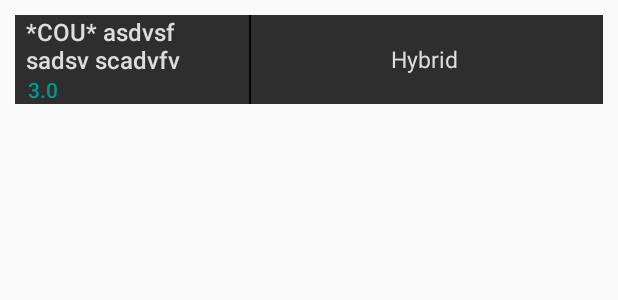
After one commit to tomoaki3284/WSUCourseHelperApp, an Android app: the layout course_layout.xml on its own in the app's theme, with its tools: preview values and no code run, on a phone screen of 412 x 824 dp. The commit adds this screen. Shown: the top 300 px of the screen. Run offline under Robolectric (Android 15) with nearby library versions, the phone set to English and light mode, and no system bars.

Commit message:
Progress: > Read JSON file correctly using AsyncTask > Display course content with good design with ArrayAdapter class

```diff
--- a/app/build.gradle
+++ b/app/build.gradle
@@ -30,4 +30,6 @@ dependencies {
     testImplementation 'junit:junit:4.12'
     androidTestImplementation 'androidx.test.ext:junit:1.1.0'
     androidTestImplementation 'androidx.test.espresso:espresso-core:3.1.1'
+    // https://mvnrepository.com/artifact/com.fasterxml.jackson.core/jackson-databind
+    compile group: 'com.fasterxml.jackson.core', name: 'jackson-databind', version: '2.11.0.rc1'
 }
--- a/app/src/main/AndroidManifest.xml
+++ b/app/src/main/AndroidManifest.xml
@@ -9,6 +9,7 @@
     android:roundIcon="@mipmap/ic_launcher_round"
     android:supportsRtl="true"
     android:theme="@style/AppTheme">
+
     <activity android:name=".MainActivity">
       <intent-filter>
         <action android:name="android.intent.action.MAIN" />
@@ -18,4 +19,6 @@
     </activity>
   </application>
 
+  <uses-permission android:name="android.permission.INTERNET" />
+
 </manifest>
--- /dev/null
+++ b/app/src/main/res/drawable/border.xml
@@ -0,0 +1,5 @@
+<?xml version="1.0" encoding="utf-8"?>
+<shape xmlns:android="http://schemas.android.com/apk/res/android"
+  android:shape="rectangle">
+  <stroke android:width="5dip" android:color="@android:color/black" />
+</shape>
--- /dev/null
+++ b/app/src/main/res/layout/course_layout.xml
@@ -0,0 +1,69 @@
+<?xml version="1.0" encoding="utf-8"?>
+<LinearLayout xmlns:android="http://schemas.android.com/apk/res/android"
+  xmlns:app="http://schemas.android.com/apk/res-auto"
+  android:orientation="horizontal"
+  android:weightSum="10"
+  android:layout_width="match_parent"
+  android:layout_height="wrap_content"
+  android:paddingLeft="5dp"
+  android:paddingRight="5dp"
+  android:layout_marginTop="10dp"
+  android:layout_marginBottom="10dp"
+  android:layout_marginRight="10dp"
+  android:layout_marginLeft="10dp"
+  android:background="#2e2e2e">
+
+  <LinearLayout
+    android:layout_width="match_parent"
+    android:layout_height="wrap_content"
+    android:orientation="vertical"
+    android:layout_weight="6">
+
+    <TextView
+      android:id="@+id/title"
+      android:layout_width="wrap_content"
+      android:maxWidth="180dp"
+      android:layout_height="match_parent"
+      android:maxHeight="40dp"
+      android:layout_weight="5"
+      android:paddingLeft="2dp"
+      android:paddingRight="2dp"
+      android:gravity="center_vertical"
+      android:textSize="16dp"
+      android:text="*COU* asdvsf sadsv scadvfv sadvf sdv sadfvc"
+      android:fontFamily="sans-serif-medium"
+      android:textColor="#DDDDDD"/>
+
+    <TextView
+      android:id="@+id/credit"
+      android:layout_width="wrap_content"
+      android:layout_height="wrap_content"
+      android:textSize="14dp"
+      android:text="3.0"
+      android:textColor="#029891"
+      android:fontFamily="sans-serif-medium"
+      android:paddingLeft="3dp"
+      android:paddingRight="3dp"/>
+  </LinearLayout>
+
+  <View
+    android:layout_width="1dp"
+    android:layout_height="match_parent"
+    android:background="@android:color/black"
+    android:layout_marginLeft="5dp"
+    android:layout_marginRight="5dp"/>
+
+  <TextView
+    android:id="@+id/timeContent"
+    android:layout_weight="4"
+    android:layout_width="match_parent"
+    android:layout_height="wrap_content"
+    android:paddingLeft="2dp"
+    android:paddingRight="2dp"
+    android:layout_gravity="center"
+    android:textAlignment="center"
+    android:textSize="15dp"
+    android:text="Hybrid "
+    android:textColor="#DDDDDD" />
+
+</LinearLayout>
--- a/app/src/main/res/values/styles.xml
+++ b/app/src/main/res/values/styles.xml
@@ -8,4 +8,10 @@
     <item name="colorAccent">@color/colorAccent</item>
   </style>
 
+  <style name="LinearLayout">
+    <item name="android:layout_width">match_parent</item>
+    <item name="android:layout_height">match_parent</item>
+    <item name="android:background">#0C0C0C</item>
+  </style>
+
 </resources>
```
Also changed, not shown: app/src/main/java/com/example/coursehelper/MainActivity.java (+53 -0 lines), app/src/main/java/com/example/coursehelper/Model/Course.java (+20 -6 lines), app/src/main/java/com/example/coursehelper/Model/Hours.java (+5 -5 lines), app/src/main/java/com/example/coursehelper/Model/courseArrayAdapter.java (added, +50 -0 lines), app/src/main/res/drawable/course_gradient.xml (added, +8 -0 lines), app/src/main/res/layout/activity_main.xml (+16 -3 lines), app/src/main/res/layout/course_layout2.xml (added, +61 -0 lines).
